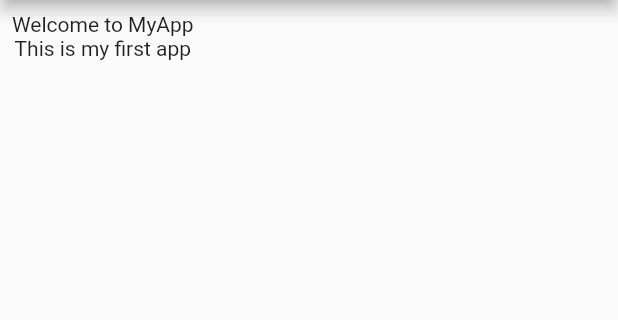
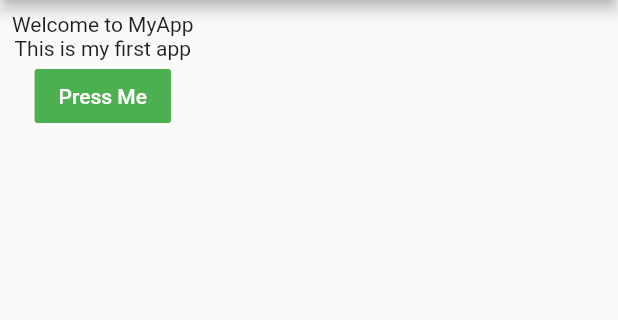
Before and after one commit to samtarmizi/flutter-day1, a Flutter app: the screen it shows after launch, on a phone screen of 412 x 824 dp, the part 84-404 px from its top. Run offline on Flutter 3.47's test engine with Material 2 defaults, Android fonts, the phone set to English and light mode, and no system bars.

Commit message:
Add Flat button

```diff
--- a/lib/main.dart
+++ b/lib/main.dart
@@ -40,6 +40,14 @@ class _HelloWorldPageState extends State<HelloWorldPage> {
             children: <Widget>[
               Text("Welcome to MyApp"),
               Text("This is my first app"),
+              FlatButton(
+                child: Text("Press Me"),
+                color: Colors.green,
+                textColor: Colors.white,
+                onPressed: () => {
+
+                },
+              )
             ]
           )
         )
```
